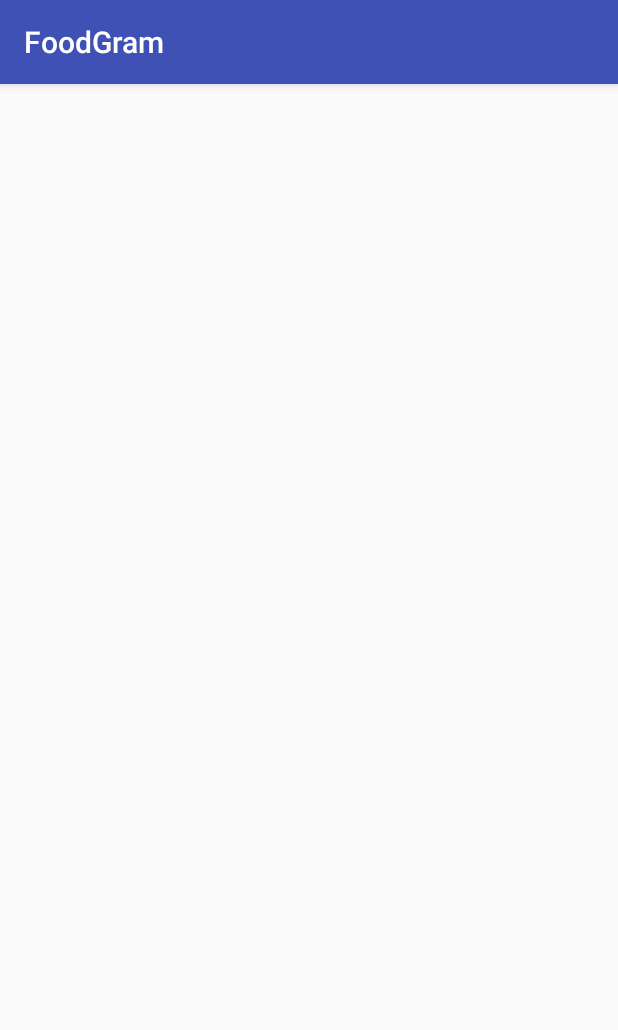
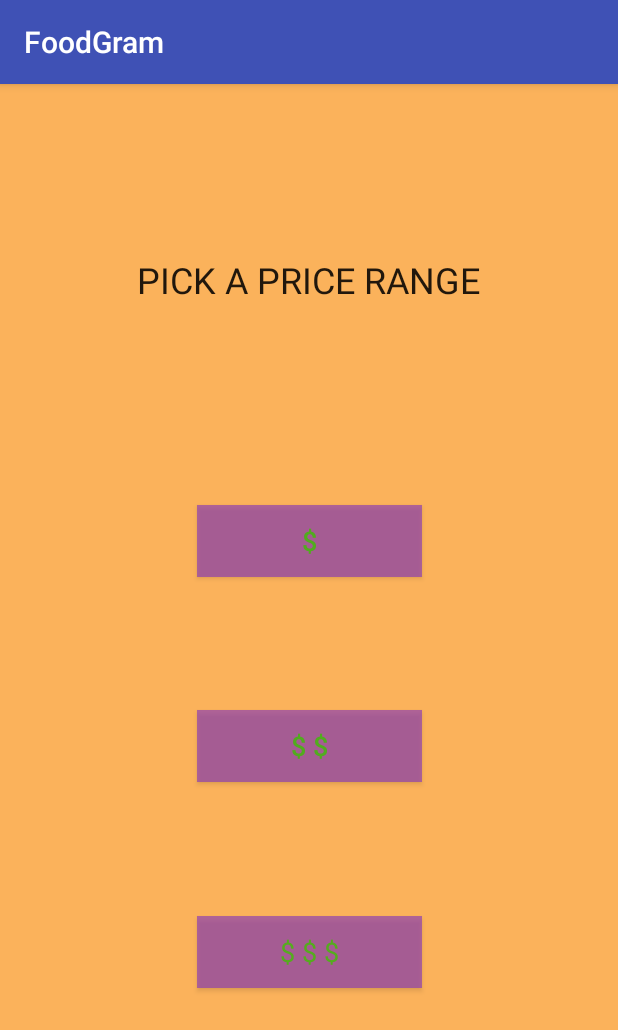
Before and after one commit to swechha16/FoodGram, an Android app: the PriceRange screen opened directly, with no data from a screen before it, on a phone screen of 412 x 824 dp. Shown: the top 1030 px of the screen. Run offline under Robolectric (Android 15) with nearby library versions, the phone set to English and light mode, and no system bars.

Commit message:
added price range page

```diff
--- a/FrontEnd/FoodGram/app/src/main/res/layout/activity_price_range.xml
+++ b/FrontEnd/FoodGram/app/src/main/res/layout/activity_price_range.xml
@@ -1,9 +1,69 @@
 <?xml version="1.0" encoding="utf-8"?>
-<android.support.constraint.ConstraintLayout xmlns:android="http://schemas.android.com/apk/res/android"
+<androidx.constraintlayout.widget.ConstraintLayout xmlns:android="http://schemas.android.com/apk/res/android"
     xmlns:app="http://schemas.android.com/apk/res-auto"
     xmlns:tools="http://schemas.android.com/tools"
     android:layout_width="match_parent"
     android:layout_height="match_parent"
-    tools:context="com.foodgram.PriceRange">
+    android:background="#EEFBAD50"
+    tools:context=".MainActivity">
 
-</android.support.constraint.ConstraintLayout>
+    <TextView
+        android:id="@+id/textView"
+        android:layout_width="wrap_content"
+        android:layout_height="wrap_content"
+        android:text="Pick A Price Range"
+        android:textAlignment="center"
+        android:textAllCaps="true"
+        android:textAppearance="@style/TextAppearance.AppCompat.Large"
+        android:textSize="24sp"
+        app:layout_constraintBottom_toBottomOf="parent"
+        app:layout_constraintEnd_toEndOf="parent"
+        app:layout_constraintHorizontal_bias="0.497"
+        app:layout_constraintStart_toStartOf="parent"
+        app:layout_constraintTop_toTopOf="parent"
+        app:layout_constraintVertical_bias="0.155" />
+
+    <Button
+        android:id="@+id/button2"
+        android:layout_width="150dp"
+        android:layout_height="wrap_content"
+        android:background="#A48A3AB9"
+        android:text="$ $"
+        android:textColor="#51AC1E"
+        android:textSize="18sp"
+        app:layout_constraintBottom_toBottomOf="parent"
+        app:layout_constraintEnd_toEndOf="parent"
+        app:layout_constraintStart_toStartOf="parent"
+        app:layout_constraintTop_toTopOf="parent"
+        app:layout_constraintVertical_bias="0.58000004" />
+
+    <Button
+        android:id="@+id/button3"
+        android:layout_width="150dp"
+        android:layout_height="wrap_content"
+        android:background="#A48A3AB9"
+        android:text="$ $ $"
+        android:textAppearance="@style/TextAppearance.AppCompat.Display1"
+        android:textColor="#55AC1E"
+        android:textSize="18sp"
+        app:layout_constraintBottom_toBottomOf="parent"
+        app:layout_constraintEnd_toEndOf="parent"
+        app:layout_constraintStart_toStartOf="parent"
+        app:layout_constraintTop_toTopOf="parent"
+        app:layout_constraintVertical_bias="0.77" />
+
+    <Button
+        android:id="@+id/button"
+        android:layout_width="150dp"
+        android:layout_height="wrap_content"
+        android:background="#A48A3AB9"
+        android:text="$"
+        android:textColor="#51AC1E"
+        android:textSize="18sp"
+        app:layout_constraintBottom_toBottomOf="parent"
+        app:layout_constraintEnd_toEndOf="parent"
+        app:layout_constraintStart_toStartOf="parent"
+        app:layout_constraintTop_toTopOf="parent"
+        app:layout_constraintVertical_bias="0.39" />
+
+</androidx.constraintlayout.widget.ConstraintLayout>
```
Also changed, not shown: 1 other file.
